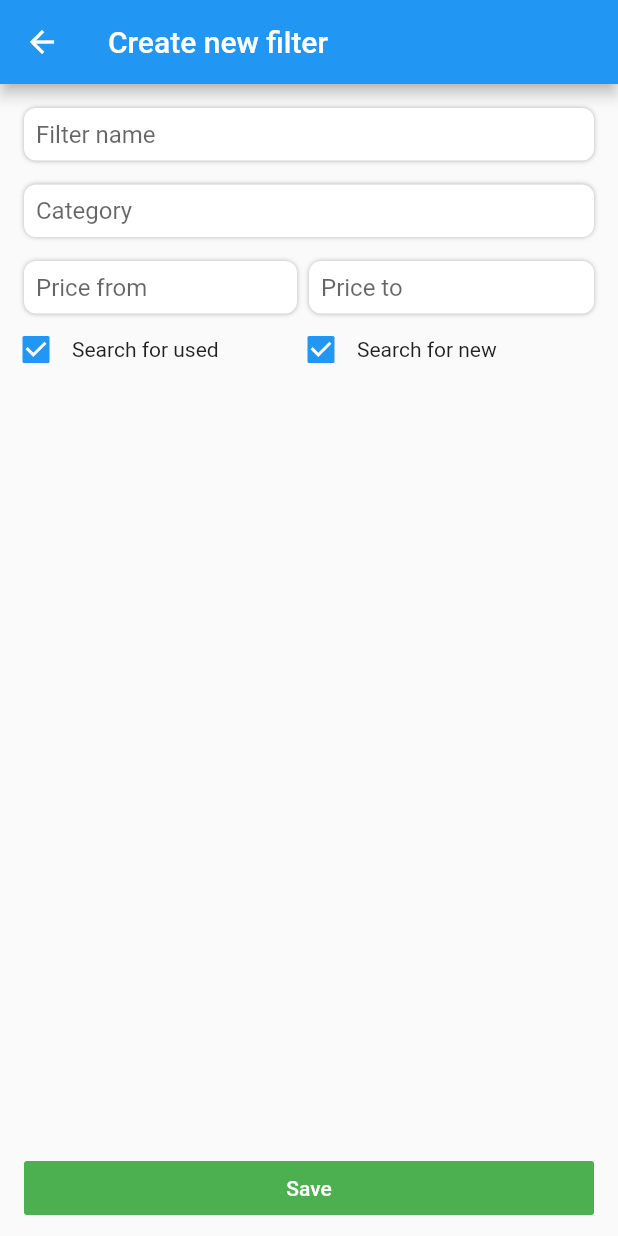
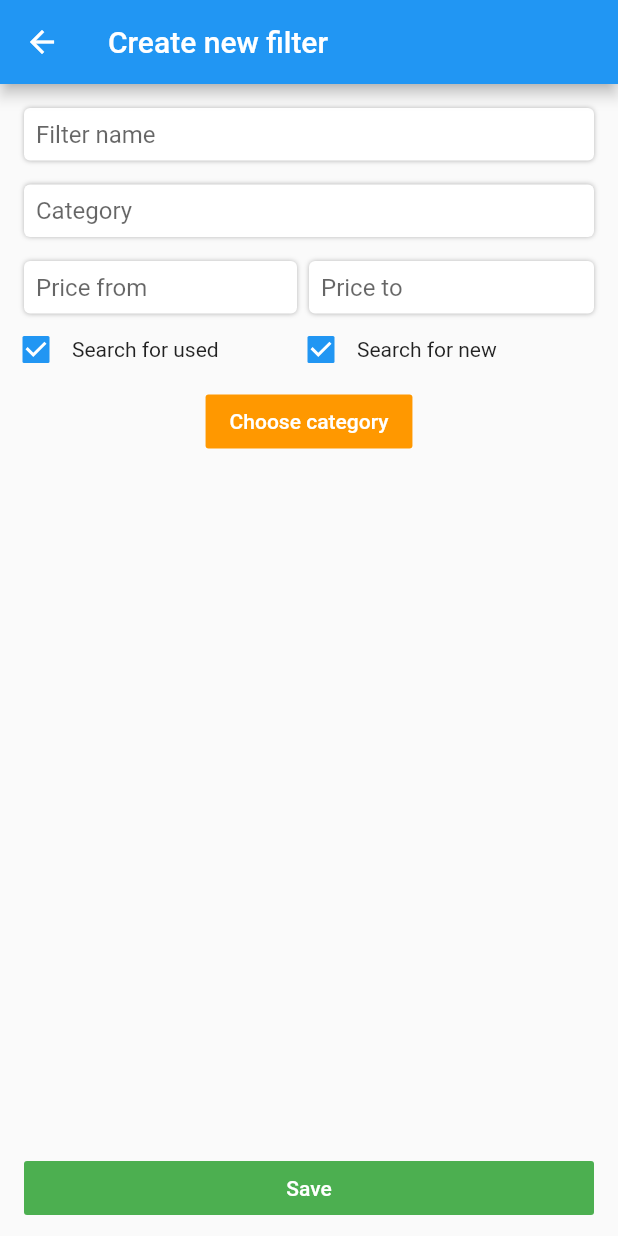
Before and after one commit to darekbx/allegro-observer, a Flutter app: the CreateFilterPage screen opened directly, on a phone screen of 412 x 824 dp. Run offline on Flutter 3.47's test engine with Material 2 defaults, Android fonts, the phone set to English and light mode, and no system bars; network calls fail.

Commit message:
Allegro category choose draft

```diff
--- /dev/null
+++ b/lib/allegro/model/category.dart
@@ -0,0 +1,13 @@
+
+class Category {
+  final String id;
+  final String name;
+  final bool leaf;
+
+  Category(this.id, this.name, this.leaf);
+
+  Category.fromJson(Map<String, dynamic> json)
+    : id = json['id'],
+      name = json['name'],
+      leaf = json['leaf'];
+}
--- /dev/null
+++ b/lib/allegro/model/category_wrapper.dart
@@ -0,0 +1,10 @@
+import 'category.dart';
+
+class CategoryWrapper {
+  List<Category> categories;
+
+  CategoryWrapper(this.categories);
+
+  CategoryWrapper.fromJson(Map<String, dynamic> json)
+      : categories = new List<Category>.from(json['categories']);
+}
--- a/lib/CreateFilterPage.dart
+++ b/lib/create_filter_page.dart
@@ -1,4 +1,5 @@
 import 'package:flutter/material.dart';
+import 'package:allegro_observer/category_choose_page.dart';
 
 class CreateFilterPage extends StatefulWidget {
   CreateFilterPage({Key key}) : super(key: key);
@@ -42,6 +43,7 @@ class _CreateFilterPageState extends State<CreateFilterPage> {
           _createCategoryInput(),
           _createPriceInput(),
           _createIsUsedCheckbox(),
+          _createCategoriesButton(),
           Expanded(child: Container()),
           _createSaveButton()
         ],
@@ -49,7 +51,7 @@ class _CreateFilterPageState extends State<CreateFilterPage> {
     );
   }
 
-  Widget _applyInputStyle(Widget input) {
+  Widget _applyInputStyle(Widget input, {double radius = 8.0, double borderRadius = 4.0}) {
     return Container(
       decoration: BoxDecoration(
           shape: BoxShape.rectangle,
@@ -59,10 +61,10 @@ class _CreateFilterPageState extends State<CreateFilterPage> {
             blurRadius: 2.0,
           )
           ],
-          borderRadius: BorderRadius.all(Radius.circular(8.0))
+          borderRadius: BorderRadius.all(Radius.circular(borderRadius))
       ),
       child: Padding(
-          padding: EdgeInsets.all(8.0),
+          padding: EdgeInsets.all(radius),
           child: input
       ),
     );
@@ -137,7 +139,7 @@ class _CreateFilterPageState extends State<CreateFilterPage> {
     return Row(
         mainAxisAlignment: MainAxisAlignment.spaceEvenly,
         children: <Widget>[
-          Flexible(
+          Expanded(
               child: Row(
                   children: <Widget>[
                     Checkbox(
@@ -173,6 +175,26 @@ class _CreateFilterPageState extends State<CreateFilterPage> {
         ]);
   }
 
+  Widget _createCategoriesButton() {
+    return Row(
+        mainAxisAlignment: MainAxisAlignment.spaceEvenly,
+        children: <Widget>[
+          Padding(
+                  padding: EdgeInsets.fromLTRB(16.0, 0.0, 16.0, 8.0),
+                  child: FlatButton(
+                    child: Text(
+                        "Choose category",
+                        style: TextStyle(color: Colors.white)),
+                    color: Colors.orange,
+                    onPressed: () {
+                      _openCategoriesPage(context);
+                    },
+                  )
+              )
+
+        ]);
+  }
+
   Widget _createSaveButton() {
     return Row(
         mainAxisAlignment: MainAxisAlignment.spaceEvenly,
@@ -194,6 +216,13 @@ class _CreateFilterPageState extends State<CreateFilterPage> {
         ]);
   }
 
+  void _openCategoriesPage(BuildContext context) {
+    Navigator.push(
+        context,
+        MaterialPageRoute(builder: (context) => CategoryChoosePage())
+    );
+  }
+
   void _saveFilter() {
     var text = nameTextController.text
         + ", " + priceFromController.text
--- a/lib/FiltersPage.dart
+++ b/lib/filters_page.dart
@@ -1,5 +1,5 @@
 import 'package:flutter/material.dart';
-import 'package:allegro_observer/CreateFilterPage.dart';
+import 'package:allegro_observer/create_filter_page.dart';
 
 class FiltersPage extends StatefulWidget {
   FiltersPage({Key key, this.title}) : super(key: key);
--- a/lib/main.dart
+++ b/lib/main.dart
@@ -1,5 +1,5 @@
 import 'package:flutter/material.dart';
-import 'package:allegro_observer/FiltersPage.dart';
+import 'package:allegro_observer/filters_page.dart';
 
 void main() => runApp(new AllegroObserverApp());
 
--- a/pubspec.yaml
+++ b/pubspec.yaml
@@ -8,6 +8,8 @@ dependencies:
   # The following adds the Cupertino Icons font to your application.
   # Use with the CupertinoIcons class for iOS style icons.
   cupertino_icons: ^0.1.2
+
+  sqflite: any
 
 dev_dependencies:
   flutter_test:
```
Also changed, not shown: lib/allegro/allegro_categories.dart (added, +28 -0 lines), lib/category_choose_page.dart (added, +58 -0 lines), pubspec.lock, 2 other files.
